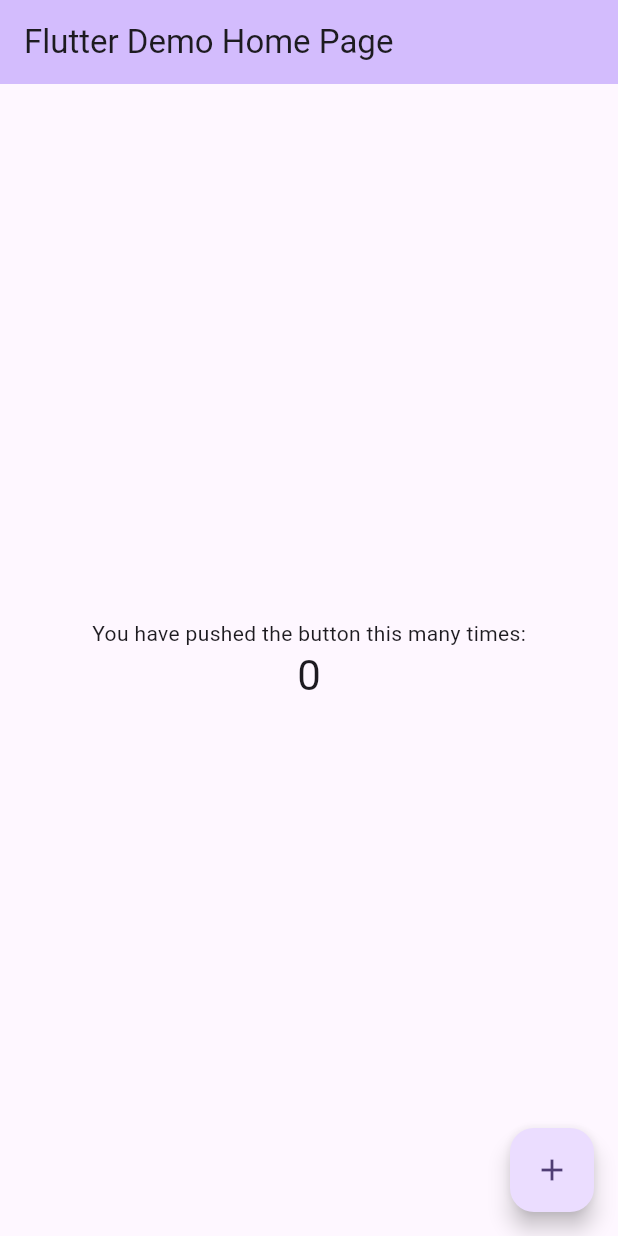
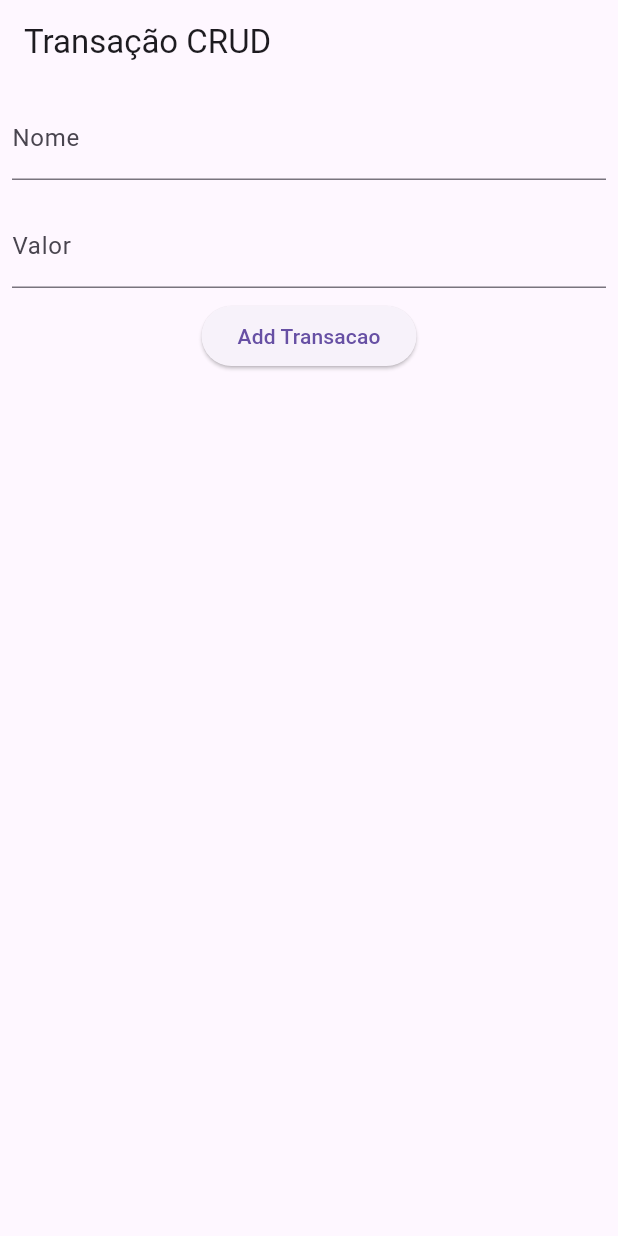
Before and after one commit to IgorBondezam/ativade_pratica_flutter_api_bank, a Flutter app: the screen it shows after launch, on a phone screen of 412 x 824 dp. Run offline on Flutter 3.47's test engine with Material 3 defaults, Android fonts, the phone set to English and light mode, and no system bars.

Commit message:
Criando interface e alterando valores

```diff
--- a/lib/backend/api/db.json
+++ b/lib/backend/api/db.json
@@ -1,14 +1,14 @@
 {
   "transacoes": [
     {
-      "id": 1,
+      "id": 0,
       "nome": "Igor",
       "valor": 30.8
     },
     {
-      "id": 2,
-      "nome": "Jose",
-      "valor": 180.8
+      "id": 1,
+      "nome": "bbbb",
+      "valor": 12356
     }
   ]
 }
--- a/lib/main.dart
+++ b/lib/main.dart
@@ -1,122 +1,144 @@
+import 'package:bank_service/model/transacao.dart';
 import 'package:bank_service/service/transacao_service.dart';
 import 'package:flutter/material.dart';
 
 void main() {
-  runApp(const MyApp());
+  runApp(MyApp());
 }
 
 class MyApp extends StatelessWidget {
-  const MyApp({super.key});
-
-  // This widget is the root of your application.
   @override
   Widget build(BuildContext context) {
     return MaterialApp(
-      title: 'Flutter Demo',
+      title: 'CRUD App',
       theme: ThemeData(
-        // This is the theme of your application.
-        //
-        // TRY THIS: Try running your application with "flutter run". You'll see
-        // the application has a purple toolbar. Then, without quitting the app,
-        // try changing the seedColor in the colorScheme below to Colors.green
-        // and then invoke "hot reload" (save your changes or press the "hot
-        // reload" button in a Flutter-supported IDE, or press "r" if you used
-        // the command line to start the app).
-        //
-        // Notice that the counter didn't reset back to zero; the application
-        // state is not lost during the reload. To reset the state, use hot
-        // restart instead.
-        //
-        // This works for code too, not just values: Most code changes can be
-        // tested with just a hot reload.
-        colorScheme: ColorScheme.fromSeed(seedColor: Colors.deepPurple),
-        useMaterial3: true,
+        primarySwatch: Colors.blue,
       ),
-      home: const MyHomePage(title: 'Flutter Demo Home Page'),
+      home: TransacaoList(),
     );
   }
 }
 
-class MyHomePage extends StatefulWidget {
-  const MyHomePage({super.key, required this.title});
-
-  // This widget is the home page of your application. It is stateful, meaning
-  // that it has a State object (defined below) that contains fields that affect
-  // how it looks.
-
-  // This class is the configuration for the state. It holds the values (in this
-  // case the title) provided by the parent (in this case the App widget) and
-  // used by the build method of the State. Fields in a Widget subclass are
-  // always marked "final".
-
-  final String title;
-
+class TransacaoList extends StatefulWidget {
   @override
-  State<MyHomePage> createState() => _MyHomePageState();
+  _TransacaoListState createState() => _TransacaoListState();
 }
 
-class _MyHomePageState extends State<MyHomePage> {
-  int _counter = 0;
+class _TransacaoListState extends State<TransacaoList> {
+  int contador = 0;
+  List<Transacao> items = [];
+  final TextEditingController nomeController = TextEditingController();
+  final TextEditingController valorController = TextEditingController();
+  int? editingId;
+  TransacaoService service = TransacaoService();
 
-  void _incrementCounter() {
-    setState(() async {
-      TransacaoService service = TransacaoService();
-      print(await service.getAll());
+  void getTransacao() async {
+    items = await service.getAll();
+  }
+
+  void addTransacao() async {
+    if (editingId == null) {
+      contador += 1;
+      final newTransacao = Transacao(
+        id: contador,
+        nome: nomeController.text,
+        valor: double.parse(valorController.text),
+      );
+      await service.post(newTransacao);
+      List<Transacao> itemsAtualizados = await service.getAll();
+      setState(() {
+        items = itemsAtualizados;
+      });
+    } else {
+      final int index = items.indexWhere((item) => item.id == editingId);
+      print(index);
+      if (index != -1) {
+        items[index].nome = nomeController.text;
+        items[index].valor = double.parse(valorController.text);
+        service.update(editingId!, items[index]);
+        List<Transacao> itemsAtualizados = await service.getAll();
+        setState(() {
+          items = itemsAtualizados;
+        });
+      }
+      editingId = null;
+    }
+    clearFields();
+  }
+
+  void clearFields() {
+    nomeController.clear();
+    valorController.clear();
+  }
+
+  void editTransacao( item) {
+    setState(() {
+      editingId = item.id;
+      nomeController.text = item.nome;
+      valorController.text = item.valor.toString();
+    });
+  }
+
+  void deleteTransacao(int id) {
+    setState(() {
+      items.removeWhere((item) => item.id == id);
     });
   }
 
   @override
   Widget build(BuildContext context) {
-    // This method is rerun every time setState is called, for instance as done
-    // by the _incrementCounter method above.
-    //
-    // The Flutter framework has been optimized to make rerunning build methods
-    // fast, so that you can just rebuild anything that needs updating rather
-    // than having to individually change instances of widgets.
     return Scaffold(
       appBar: AppBar(
-        // TRY THIS: Try changing the color here to a specific color (to
-        // Colors.amber, perhaps?) and trigger a hot reload to see the AppBar
-        // change color while the other colors stay the same.
-        backgroundColor: Theme.of(context).colorScheme.inversePrimary,
-        // Here we take the value from the MyHomePage object that was created by
-        // the App.build method, and use it to set our appbar title.
-        title: Text(widget.title),
+        title: const Text('Transação CRUD'),
       ),
-      body: Center(
-        // Center is a layout widget. It takes a single child and positions it
-        // in the middle of the parent.
-        child: Column(
-          // Column is also a layout widget. It takes a list of children and
-          // arranges them vertically. By default, it sizes itself to fit its
-          // children horizontally, and tries to be as tall as its parent.
-          //
-          // Column has various properties to control how it sizes itself and
-          // how it positions its children. Here we use mainAxisAlignment to
-          // center the children vertically; the main axis here is the vertical
-          // axis because Columns are vertical (the cross axis would be
-          // horizontal).
-          //
-          // TRY THIS: Invoke "debug painting" (choose the "Toggle Debug Paint"
-          // action in the IDE, or press "p" in the console), to see the
-          // wireframe for each widget.
-          mainAxisAlignment: MainAxisAlignment.center,
-          children: <Widget>[
-            const Text(
-              'You have pushed the button this many times:',
+      body: Column(
+        children: [
+          Padding(
+            padding: const EdgeInsets.all(8.0),
+            child: TextField(
+              controller: nomeController,
+              decoration: const InputDecoration(labelText: 'Nome'),
             ),
-            Text(
-              '$_counter',
-              style: Theme.of(context).textTheme.headlineMedium,
+          ),
+          Padding(
+            padding: const EdgeInsets.all(8.0),
+            child: TextField(
+              controller: valorController,
+              decoration: const InputDecoration(labelText: 'Valor'),
+              keyboardType: TextInputType.number,
             ),
-          ],
-        ),
+          ),
+          ElevatedButton(
+            onPressed: addTransacao,
+            child: Text(editingId == null ? 'Add Transacao' : 'Update Transacao'),
+          ),
+          Expanded(
+            child: ListView.builder(
+              itemCount: items.length,
+              itemBuilder: (context, index) {
+                final item = items[index];
+                return ListTile(
+                  title: Text(item.nome),
+                  subtitle: Text('Valor: ${item.valor}'),
+                  trailing: Row(
+                    mainAxisSize: MainAxisSize.min,
+                    children: [
+                      IconButton(
+                        icon: const Icon(Icons.edit),
+                        onPressed: () => editTransacao(item),
+                      ),
+                      IconButton(
+                        icon: const Icon(Icons.delete),
+                        onPressed: () => deleteTransacao(item.id),
+                      ),
+                    ],
+                  ),
+                );
+              },
+            ),
+          ),
+        ],
       ),
-      floatingActionButton: FloatingActionButton(
-        onPressed: _incrementCounter,
-        tooltip: 'Increment',
-        child: const Icon(Icons.add),
-      ), // This trailing comma makes auto-formatting nicer for build methods.
     );
   }
 }
```
Also changed, not shown: lib/service/abstract_api.dart (+7 -4 lines), lib/screen/formulario.dart (deleted), lib/screen/lista.dart (deleted).
